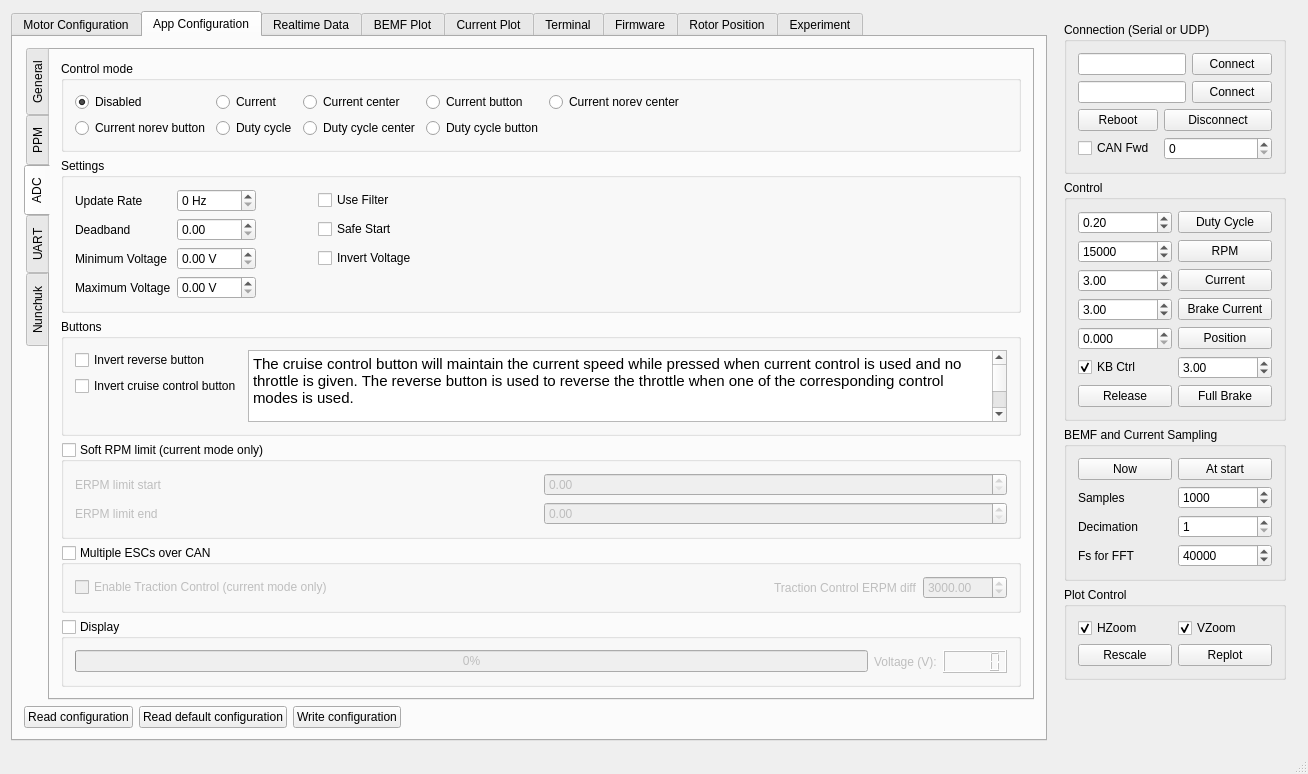
The window that mainwindow.ui (vedderb/bldc-tool) describes before a commit, drawn with Qt 5.
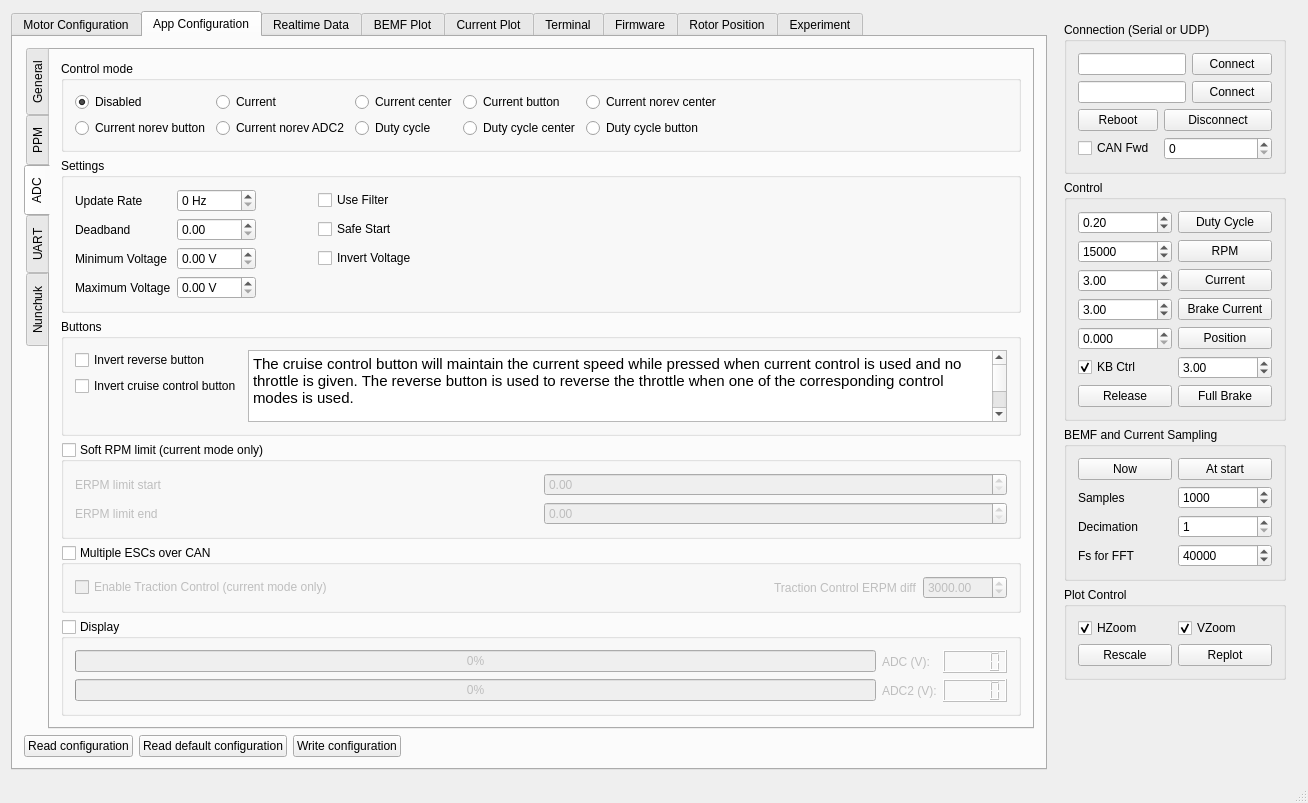
The same window after the commit. The open tabs and pages were chosen to show the change. Custom widgets are drawn as their Qt base class.

```diff
--- a/mainwindow.ui
+++ b/mainwindow.ui
@@ -3325,27 +3325,6 @@
                      </property>
                     </widget>
                    </item>
-                   <item row="1" column="1">
-                    <widget class="QRadioButton" name="appconfAdcDutyCycleButton">
-                     <property name="text">
-                      <string>Duty cycle</string>
-                     </property>
-                    </widget>
-                   </item>
-                   <item row="1" column="2">
-                    <widget class="QRadioButton" name="appconfAdcDutyCycleCenterButton">
-                     <property name="text">
-                      <string>Duty cycle center</string>
-                     </property>
-                    </widget>
-                   </item>
-                   <item row="1" column="3">
-                    <widget class="QRadioButton" name="appconfAdcDutyCycleButtonButton">
-                     <property name="text">
-                      <string>Duty cycle button</string>
-                     </property>
-                    </widget>
-                   </item>
                    <item row="0" column="2">
                     <widget class="QRadioButton" name="appconfAdcCurrentCenterButton">
                      <property name="text">
@@ -3353,6 +3332,34 @@
                      </property>
                     </widget>
                    </item>
+                   <item row="1" column="4">
+                    <widget class="QRadioButton" name="appconfAdcDutyCycleButtonButton">
+                     <property name="text">
+                      <string>Duty cycle button</string>
+                     </property>
+                    </widget>
+                   </item>
+                   <item row="1" column="3">
+                    <widget class="QRadioButton" name="appconfAdcDutyCycleCenterButton">
+                     <property name="text">
+                      <string>Duty cycle center</string>
+                     </property>
+                    </widget>
+                   </item>
+                   <item row="1" column="2">
+                    <widget class="QRadioButton" name="appconfAdcDutyCycleButton">
+                     <property name="text">
+                      <string>Duty cycle</string>
+                     </property>
+                    </widget>
+                   </item>
+                   <item row="1" column="1">
+                    <widget class="QRadioButton" name="appconfAdcCurrentNorevAdcButton">
+                     <property name="text">
+                      <string>Current norev ADC2</string>
+                     </property>
+                    </widget>
+                   </item>
                   </layout>
                  </item>
                  <item>
@@ -3698,10 +3705,30 @@
                  <item row="0" column="1">
                   <widget class="QLabel" name="label_79">
                    <property name="text">
-                    <string>Voltage (V):</string>
+                    <string>ADC (V):</string>
                    </property>
                   </widget>
                  </item>
+                 <item row="1" column="0">
+                  <widget class="QProgressBar" name="appconfAdcDecodedBar2">
+                   <property name="maximum">
+                    <number>1000</number>
+                   </property>
+                   <property name="value">
+                    <number>0</number>
+                   </property>
+                  </widget>
+                 </item>
+                 <item row="1" column="1">
+                  <widget class="QLabel" name="lblVoltage2">
+                   <property name="text">
+                    <string>ADC2 (V):</string>
+                   </property>
+                  </widget>
+                 </item>
+                 <item row="1" column="2">
+                  <widget class="QLCDNumber" name="appconfAdcVoltageNumber2"/>
+                 </item>
                 </layout>
                </widget>
               </item>
```
Left out of the diff: 51 changed lines with no effect on the pictures.
